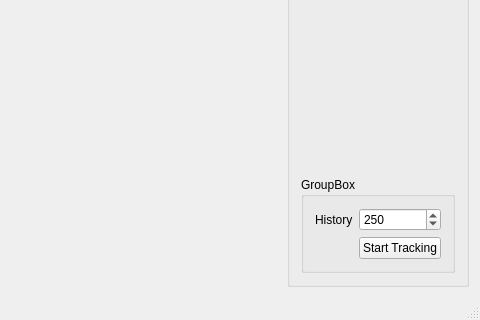
First picture: the form in KinectMouse/KinectMouse/kinectmousewindow.ui, repository ECToo/KinectMouse, before the edit; both pictures show x 757 to 1237 and y 398 to 718 of the 1237 by 718 pixel window.
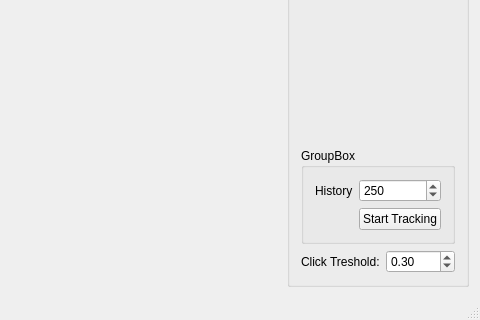
Second picture: the form after the edit.

Commit message: add click treshold gui element

What changed in the file:
```diff
--- a/KinectMouse/KinectMouse/kinectmousewindow.ui
+++ b/KinectMouse/KinectMouse/kinectmousewindow.ui
@@ -110,6 +110,36 @@
          </layout>
         </widget>
        </item>
+       <item>
+        <layout class="QHBoxLayout" name="horizontalLayout_2">
+         <property name="topMargin">
+          <number>0</number>
+         </property>
+         <item>
+          <widget class="QLabel" name="label_2">
+           <property name="text">
+            <string>Click Treshold:</string>
+           </property>
+          </widget>
+         </item>
+         <item>
+          <widget class="QDoubleSpinBox" name="spClickThreshold">
+           <property name="decimals">
+            <number>2</number>
+           </property>
+           <property name="maximum">
+            <double>1.000000000000000</double>
+           </property>
+           <property name="singleStep">
+            <double>0.100000000000000</double>
+           </property>
+           <property name="value">
+            <double>0.300000000000000</double>
+           </property>
+          </widget>
+         </item>
+        </layout>
+       </item>
       </layout>
      </widget>
     </item>
```
The commit also changes 2 other files.
